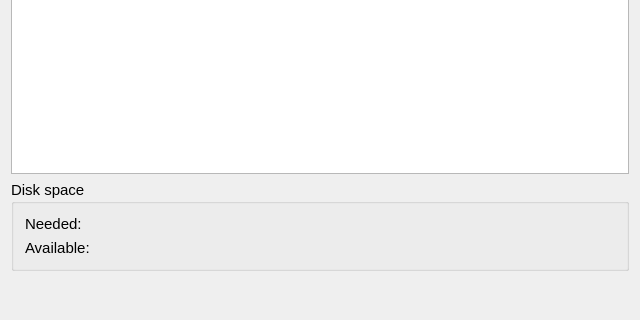
toradex/qt-tezi, file mainwindow.ui: the form before one commit; both pictures show x 0 to 640 and y 160 to 480 of the 640 by 480 pixel window.
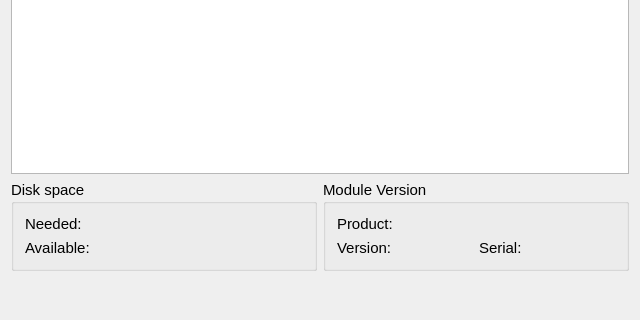
The form after the commit. Icons and pictures are not drawn.

Commit message: add module information

```diff
--- a/mainwindow.ui
+++ b/mainwindow.ui
@@ -42,6 +42,8 @@
      </widget>
     </item>
     <item row="1" column="0">
+     <layout class="QHBoxLayout" name="horizontalLayout">
+      <item>
      <widget class="QGroupBox" name="groupBox">
       <property name="minimumSize">
        <size>
@@ -70,6 +72,47 @@
       </layout>
      </widget>
     </item>
+      <item>
+       <widget class="QGroupBox" name="groupBox_2">
+        <property name="title">
+         <string>Module Version</string>
+        </property>
+        <layout class="QVBoxLayout" name="verticalLayout">
+         <item>
+          <widget class="QLabel" name="moduleType">
+           <property name="text">
+            <string>Product:</string>
+           </property>
+          </widget>
+         </item>
+         <item>
+          <layout class="QHBoxLayout" name="horizontalLayout_2">
+           <item>
+            <widget class="QLabel" name="moduleVersion">
+             <property name="text">
+              <string>Version:</string>
+             </property>
+            </widget>
+           </item>
+           <item>
+            <widget class="QLabel" name="moduleSerial">
+             <property name="text">
+              <string>Serial:</string>
+             </property>
+            </widget>
+           </item>
+          </layout>
+         </item>
+        </layout>
+        <zorder>groupBox</zorder>
+        <zorder>groupBox</zorder>
+        <zorder>groupBox</zorder>
+        <zorder>moduleType</zorder>
+        <zorder>horizontalLayoutWidget_2</zorder>
+       </widget>
+      </item>
+     </layout>
+    </item>
    </layout>
   </widget>
   <widget class="QToolBar" name="mainToolBar">
```
Left out of the diff: 2 changed lines with no effect on the pictures. Lines whose indentation alone changed are shown as unchanged. The commit also changes 9 other files.
